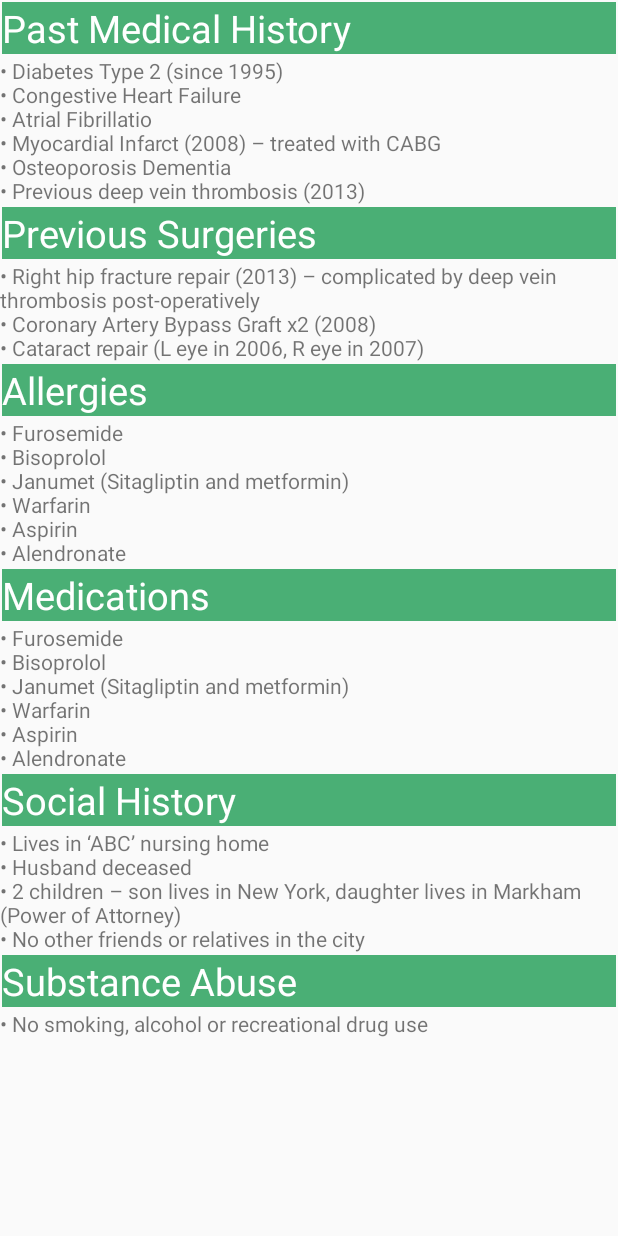
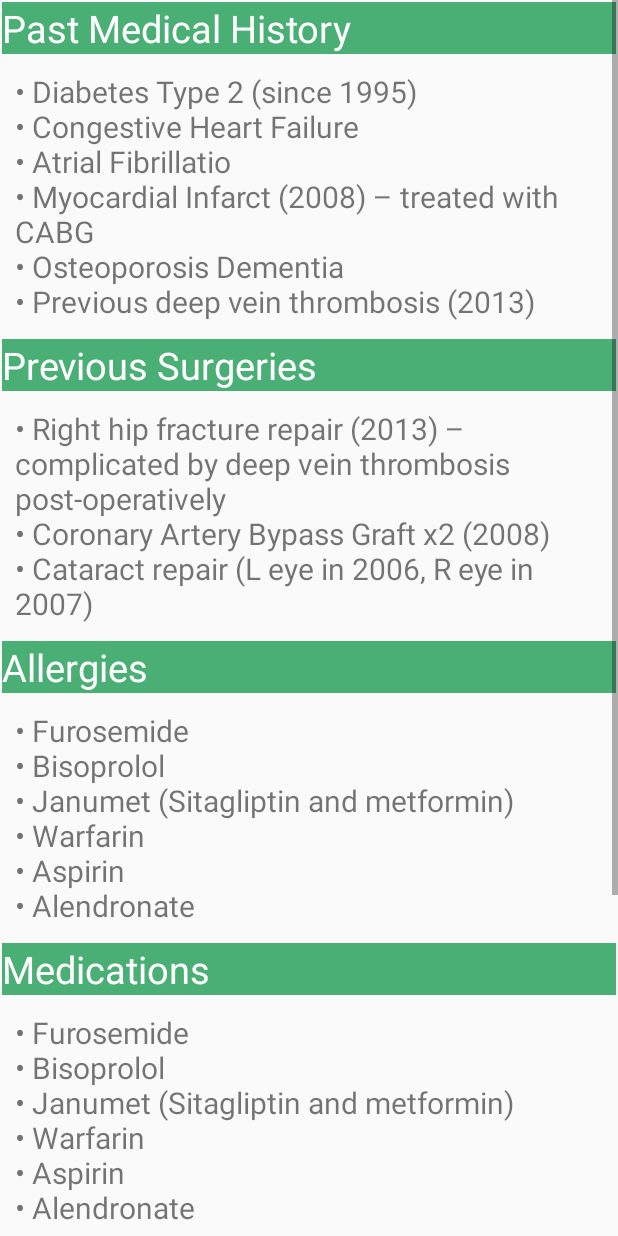
Before and after one commit to yashkothari/Sidekick, an Android app: the PatientActivity screen opened directly, with no data from a screen before it, on a phone screen of 412 x 824 dp. Run offline under Robolectric (Android 15) with nearby library versions, the light colour scheme and no system bars.

Commit message:
fixed layout design

```diff
--- a/SideKick-Android/app/src/main/java/com/example/ernestwong/sidekick/PatientActivity.java
+++ b/SideKick-Android/app/src/main/java/com/example/ernestwong/sidekick/PatientActivity.java
@@ -3,10 +3,9 @@ package com.example.ernestwong.sidekick;
 import android.app.Activity;
 import android.os.Bundle;
 import android.text.Html;
+import android.view.View;
 import android.widget.ArrayAdapter;
 import android.widget.TextView;
-
-importu android.os.Bundle;
 
 public class PatientActivity extends Activity {
 
@@ -60,33 +59,51 @@ public class PatientActivity extends Activity {
         patientSocialView.setText(Html.fromHtml("&#8226; Lives in ‘ABC’ nursing home <br> &#8226; Husband deceased <br> &#8226; 2 children – son lives in New York, daughter lives in Markham (Power of Attorney) <br> &#8226; No other friends or relatives in the city "));
         patientSubstanceView.setText(Html.fromHtml("&#8226; No smoking, alcohol or recreational drug use "));
 
-
-
-/*
-        historyText = new ArrayAdapter<String>(this, R.layout.layout, R.id.device_id);
-        surgeryText = new ArrayAdapter<String>(this, R.layout.layout, R.id.device_id);
-        allergyText = new ArrayAdapter<String>(this, R.layout.layout, R.id.device_id);
-        medicationText = new ArrayAdapter<String>(this, R.layout.layout, R.id.device_id);
-        socialText = new ArrayAdapter<String>(this, R.layout.layout, R.id.device_id);
-        substanceText = new ArrayAdapter<String>(this, R.layout.layout, R.id.device_id);
-
-*/
-/*
-        patientHistoryView.setAdapter(historyText);
-
-        patientSurgeryView.setAdapter(surgeryText);
-
-        //historyText.add("dsfds");
-        patientAllergyView.setAdapter(allergyText);
-        patientMedicationView.setAdapter(medicationText);
-        patientSocialView.setAdapter(socialText);
-        patientSubstanceView.setAdapter(substanceText);
-        */
-
+        patientHistoryHeader.setOnClickListener(new View.OnClickListener() {
+            @Override
+            public void onClick(View v) {
+                toggleText(patientHistoryView);
+            }
+        });
+        patientSurgeryHeader.setOnClickListener(new View.OnClickListener() {
+            @Override
+            public void onClick(View v) {
+                toggleText(patientSurgeryView);
+            }
+        });
+        patientAllergyHeader.setOnClickListener(new View.OnClickListener() {
+            @Override
+            public void onClick(View v) {
+                toggleText(patientAllergyView);
+            }
+        });
+        patientMedicationHeader.setOnClickListener(new View.OnClickListener() {
+            @Override
+            public void onClick(View v) {
+                toggleText(patientMedicationView);
+            }
+        });
+        patientSocialHeader.setOnClickListener(new View.OnClickListener() {
+            @Override
+            public void onClick(View v) {
+                toggleText(patientSocialView);
+            }
+        });
+        patientSubstanceHeader.setOnClickListener(new View.OnClickListener() {
+            @Override
+            public void onClick(View v) {
+                toggleText(patientSubstanceView);
+            }
+        });
     }
 
-    private void populate() {
+    private void toggleText(TextView textview) {
+        boolean hidden = (textview.getVisibility() == View.GONE);
+
+        if(hidden) {
+            textview.setVisibility(View.VISIBLE);
+        } else {
+            textview.setVisibility(View.GONE);
+        }
     }
-
-    private void iniTextViews(){}
 }
--- a/SideKick-Android/app/src/main/res/layout/patient_layout.xml
+++ b/SideKick-Android/app/src/main/res/layout/patient_layout.xml
@@ -10,6 +10,7 @@
 
 
         <LinearLayout xmlns:android="http://schemas.android.com/apk/res/android"
+
         android:orientation="vertical" android:layout_width="match_parent"
         android:layout_height="wrap_content">
             <TextView
@@ -20,6 +21,7 @@
                 android:text="Past Medical History"
                 android:background="@color/theme"
                 android:textColor="#FFFFFF"
+                android:clickable="true"
                 android:textSize="25sp"
              />
 
@@ -32,6 +34,8 @@
             <TextView
                 android:layout_width="match_parent"
                 android:id="@+id/history_text"
+                android:textSize="20sp"
+                android:layout_margin="10dp"
                 android:layout_height="wrap_content" />
         </LinearLayout>
 
@@ -43,6 +47,7 @@
                 android:layout_width="match_parent"
                 android:layout_height="wrap_content"
                 android:layout_margin="1dp"
+                android:clickable="true"
                 android:text="Previous Surgeries"
                 android:background="@color/theme"
                 android:textColor="#FFFFFF"
@@ -56,6 +61,8 @@
             <TextView
                 android:layout_width="match_parent"
                 android:id="@+id/surgeries_text"
+                android:textSize="20sp"
+                android:layout_margin="10dp"
                 android:layout_height="wrap_content" />
         </LinearLayout>
 
@@ -67,6 +74,7 @@
                 android:layout_width="match_parent"
                 android:layout_height="wrap_content"
                 android:layout_margin="1dp"
+                android:clickable="true"
                 android:text="Allergies"
                 android:background="@color/theme"
                 android:textColor="#FFFFFF"
@@ -80,6 +88,8 @@
             <TextView
                 android:layout_width="match_parent"
                 android:id="@+id/allergies_text"
+                android:textSize="20sp"
+                android:layout_margin="10dp"
                 android:layout_height="wrap_content" />
         </LinearLayout>
 
@@ -91,6 +101,7 @@
                 android:layout_width="match_parent"
                 android:layout_height="wrap_content"
                 android:layout_margin="1dp"
+                android:clickable="true"
                 android:text="Medications"
                 android:background="@color/theme"
                 android:textColor="#FFFFFF"
@@ -104,6 +115,8 @@
             <TextView
                 android:layout_width="match_parent"
                 android:id="@+id/medications_text"
+                android:textSize="20sp"
+                android:layout_margin="10dp"
                 android:layout_height="wrap_content" />
         </LinearLayout>
 
@@ -115,6 +128,7 @@
                 android:layout_width="match_parent"
                 android:layout_height="wrap_content"
                 android:layout_margin="1dp"
+                android:clickable="true"
                 android:text="Social History"
                 android:background="@color/theme"
                 android:textColor="#FFFFFF"
@@ -128,6 +142,8 @@
             <TextView
                 android:layout_width="match_parent"
                 android:id="@+id/social_text"
+                android:textSize="20sp"
+                android:layout_margin="10dp"
                 android:layout_height="wrap_content" />
         </LinearLayout>
         <LinearLayout xmlns:android="http://schemas.android.com/apk/res/android"
@@ -136,6 +152,7 @@
             <TextView
                 android:id="@+id/patient_substance"
                 android:layout_width="match_parent"
+                android:clickable="true"
                 android:layout_height="wrap_content"
                 android:layout_margin="1dp"
                 android:text="Substance Abuse"
@@ -151,6 +168,8 @@
             <TextView
                 android:layout_width="match_parent"
                 android:id="@+id/substance_text"
+                android:textSize="20sp"
+                android:layout_margin="10dp"
                 android:layout_height="wrap_content" />
         </LinearLayout>
     </LinearLayout>
```
Also changed, not shown: SideKick-Android/app/src/main/res/layout/activity_main.xml (+3 -4 lines).
